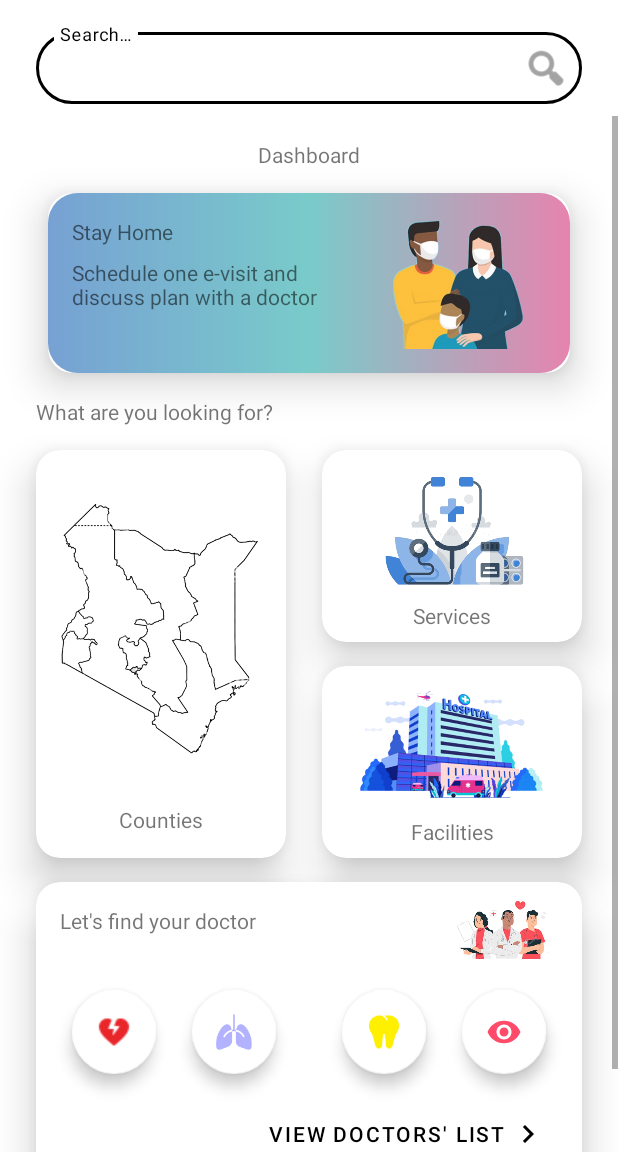
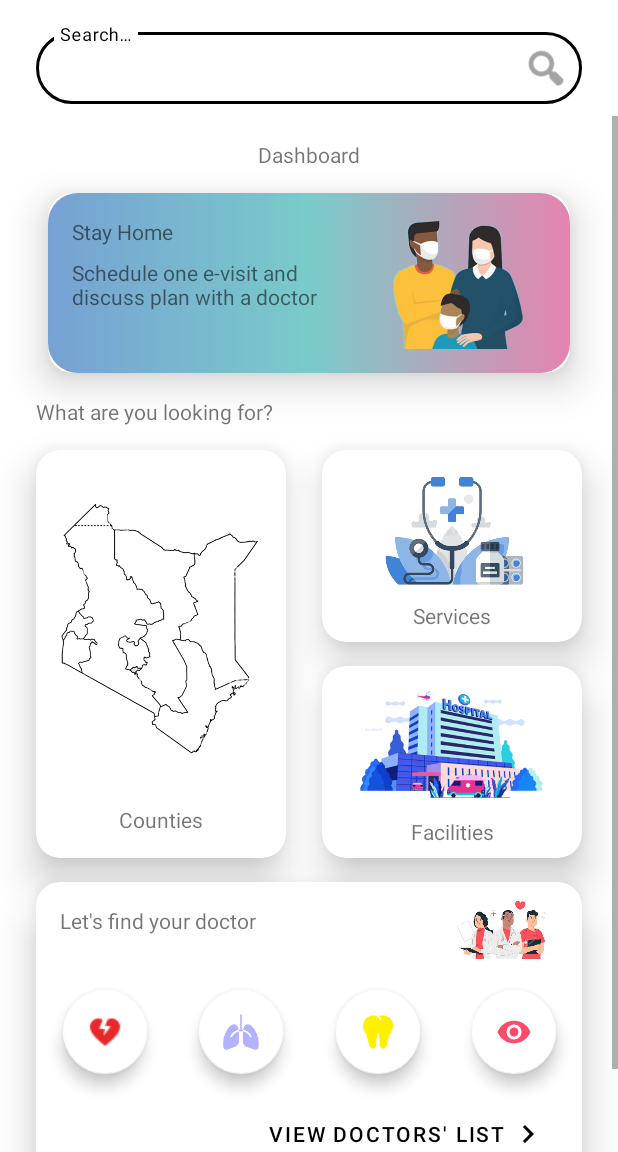
Before and after one commit to kennbuluma/pcsm, an Android app: the fragment HomeFragment shown on its own in the app's theme, on a phone screen of 412 x 824 dp, the part 84-1236 px from its top. Run offline under Robolectric (Android 15) with nearby library versions, the phone set to English and light mode, and no system bars; our stand-ins replace Room's generated code; Roboto replaces fonts that are not available here.

Commit message:
Buttons spacing

```diff
--- a/app/src/main/res/layout/fragment_home.xml
+++ b/app/src/main/res/layout/fragment_home.xml
@@ -229,6 +229,27 @@
                     android:layout_width="match_parent"
                     android:layout_height="match_parent">
 
+                    <androidx.constraintlayout.widget.Guideline
+                        android:id="@+id/gdl_main_docs_v25"
+                        android:layout_width="wrap_content"
+                        android:layout_height="wrap_content"
+                        android:orientation="vertical"
+                        app:layout_constraintGuide_percent="0.25" />
+
+                    <androidx.constraintlayout.widget.Guideline
+                        android:id="@+id/gdl_main_docs_v50"
+                        android:layout_width="wrap_content"
+                        android:layout_height="wrap_content"
+                        android:orientation="vertical"
+                        app:layout_constraintGuide_percent="0.5" />
+
+                    <androidx.constraintlayout.widget.Guideline
+                        android:id="@+id/gdl_main_docs_v75"
+                        android:layout_width="wrap_content"
+                        android:layout_height="wrap_content"
+                        android:orientation="vertical"
+                        app:layout_constraintGuide_percent="0.75" />
+
                     <ImageView
                         android:id="@+id/img_btn_doctors"
                         android:layout_width="72dp"
@@ -256,67 +277,79 @@
                         android:id="@+id/fab_home_heart"
                         android:layout_width="wrap_content"
                         android:layout_height="wrap_content"
-                        android:layout_marginStart="24dp"
-                        android:layout_marginLeft="24dp"
+                        android:layout_marginStart="8dp"
+                        android:layout_marginLeft="8dp"
+                        android:layout_marginEnd="8dp"
+                        android:layout_marginRight="8dp"
                         android:clickable="true"
                         android:contentDescription="@string/todo"
+                        android:focusable="true"
                         android:src="@drawable/ic_heart"
-                        app:tint="@color/red"
                         app:layout_constraintBottom_toBottomOf="@+id/fab_home_lungs"
+                        app:layout_constraintEnd_toStartOf="@+id/gdl_main_docs_v25"
                         app:layout_constraintStart_toStartOf="parent"
                         app:layout_constraintTop_toTopOf="@+id/fab_home_lungs"
-                        tools:ignore="SpeakableTextPresentCheck"
-                        android:focusable="true" />
+                        app:tint="@color/red"
+                        tools:ignore="SpeakableTextPresentCheck" />
 
                     <com.google.android.material.floatingactionbutton.FloatingActionButton
                         android:id="@+id/fab_home_lungs"
                         android:layout_width="wrap_content"
                         android:layout_height="wrap_content"
-                        android:layout_marginStart="24dp"
-                        android:layout_marginLeft="24dp"
+                        android:layout_marginStart="8dp"
+                        android:layout_marginLeft="8dp"
+                        android:layout_marginEnd="8dp"
+                        android:layout_marginRight="8dp"
                         android:clickable="true"
+                        android:contentDescription="@string/todo"
+                        android:focusable="true"
                         android:src="@drawable/ic_lungs"
-                        android:contentDescription="@string/todo"
+                        app:layout_constraintBottom_toBottomOf="@+id/fab_home_tooth"
+                        app:layout_constraintEnd_toStartOf="@+id/gdl_main_docs_v50"
+                        app:layout_constraintStart_toStartOf="@+id/gdl_main_docs_v25"
+                        app:layout_constraintTop_toTopOf="@+id/fab_home_tooth"
                         app:tint="@color/blueSeven"
-                        app:layout_constraintBottom_toBottomOf="@+id/fab_home_tooth"
-                        app:layout_constraintStart_toEndOf="@+id/fab_home_heart"
-                        app:layout_constraintTop_toTopOf="@+id/fab_home_tooth"
-                        tools:ignore="SpeakableTextPresentCheck"
-                        android:focusable="true" />
+                        tools:ignore="SpeakableTextPresentCheck" />
 
                     <com.google.android.material.floatingactionbutton.FloatingActionButton
                         android:id="@+id/fab_home_tooth"
                         android:layout_width="wrap_content"
                         android:layout_height="wrap_content"
-                        android:layout_marginEnd="24dp"
-                        android:layout_marginRight="24dp"
+                        android:layout_marginStart="8dp"
+                        android:layout_marginLeft="8dp"
+                        android:layout_marginEnd="8dp"
+                        android:layout_marginRight="8dp"
+                        android:clickable="true"
                         android:contentDescription="@string/todo"
-                        android:clickable="true"
+                        android:focusable="true"
                         android:src="@drawable/ic_tooth"
+                        app:layout_constraintBottom_toBottomOf="@+id/fab_home_eye"
+                        app:layout_constraintEnd_toStartOf="@+id/gdl_main_docs_v75"
+                        app:layout_constraintStart_toStartOf="@+id/gdl_main_docs_v50"
+                        app:layout_constraintTop_toTopOf="@+id/fab_home_eye"
                         app:tint="@color/yellow"
-                        app:layout_constraintBottom_toBottomOf="@+id/fab_home_eye"
-                        app:layout_constraintEnd_toStartOf="@+id/fab_home_eye"
-                        app:layout_constraintTop_toTopOf="@+id/fab_home_eye"
-                        tools:ignore="SpeakableTextPresentCheck"
-                        android:focusable="true" />
+                        tools:ignore="SpeakableTextPresentCheck" />
 
                     <com.google.android.material.floatingactionbutton.FloatingActionButton
                         android:id="@+id/fab_home_eye"
                         android:layout_width="wrap_content"
                         android:layout_height="wrap_content"
+                        android:layout_marginStart="8dp"
+                        android:layout_marginLeft="8dp"
                         android:layout_marginTop="16dp"
-                        android:contentDescription="@string/todo"
-                        android:layout_marginEnd="24dp"
-                        android:layout_marginRight="24dp"
+                        android:layout_marginEnd="8dp"
+                        android:layout_marginRight="8dp"
                         android:layout_marginBottom="16dp"
                         android:clickable="true"
+                        android:contentDescription="@string/todo"
+                        android:focusable="true"
+                        app:layout_constraintBottom_toTopOf="@+id/btn_home_doctors"
+                        app:layout_constraintEnd_toEndOf="parent"
+                        app:layout_constraintStart_toStartOf="@+id/gdl_main_docs_v75"
+                        app:layout_constraintTop_toBottomOf="@+id/img_btn_doctors"
                         app:srcCompat="@drawable/ic_eye"
                         app:tint="@color/pink"
-                        app:layout_constraintBottom_toTopOf="@+id/btn_home_doctors"
-                        app:layout_constraintEnd_toEndOf="parent"
-                        app:layout_constraintTop_toBottomOf="@+id/img_btn_doctors"
-                        tools:ignore="SpeakableTextPresentCheck"
-                        android:focusable="true" />
+                        tools:ignore="SpeakableTextPresentCheck" />
 
                     <com.google.android.material.button.MaterialButton
                         android:id="@+id/btn_home_doctors"
```
